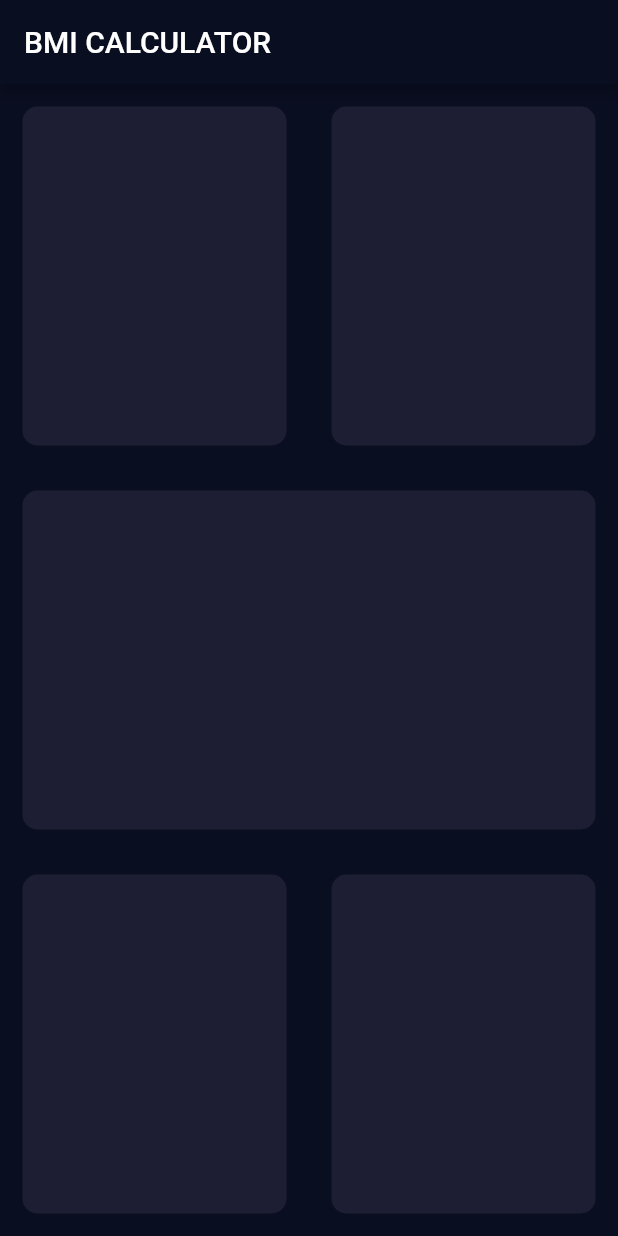
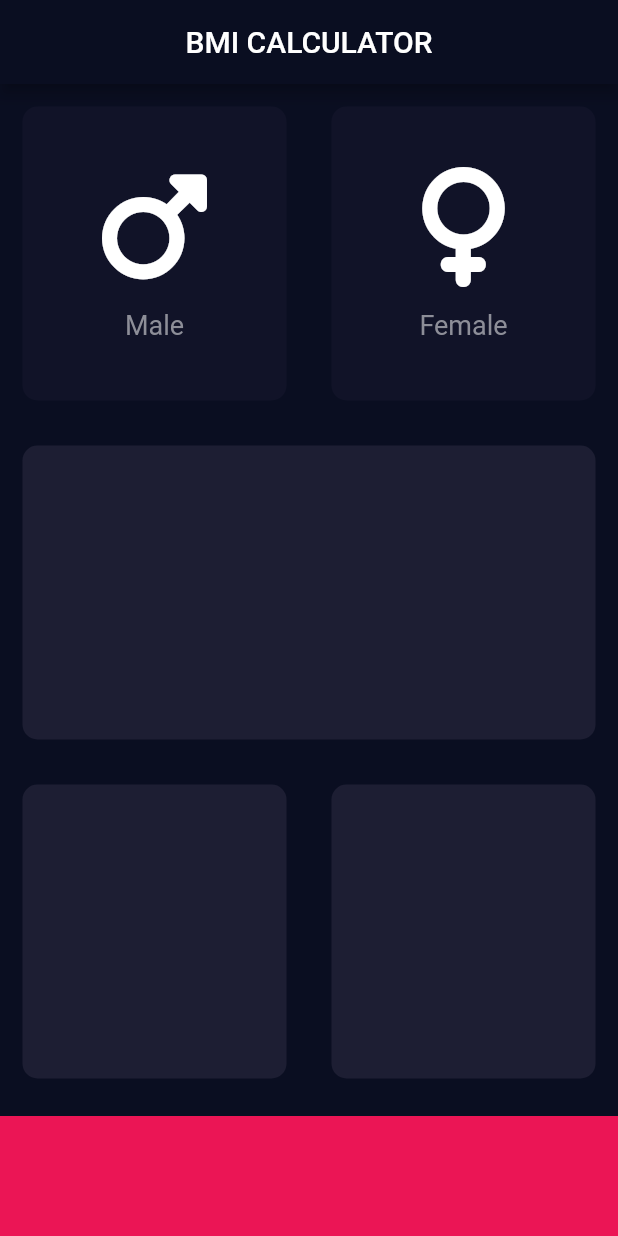
Before and after one commit to TheOldMan03/BMI-Calculator, a Flutter app: the screen it shows after launch, on a phone screen of 412 x 824 dp. Run offline on Flutter 3.47's test engine with Material 2 defaults, Android fonts, the phone set to English and light mode, and no system bars; our stand-ins replace font_awesome_flutter.

Commit message:
made changes

```diff
--- a/lib/input.dart
+++ b/lib/input.dart
@@ -1,4 +1,7 @@
 import 'package:flutter/material.dart';
+import 'package:font_awesome_flutter/font_awesome_flutter.dart';
+const activeColour=Color(0xFF1D1E33);
+const inactiveColour=Color(0xFF111328);
 
 class InputPage extends StatefulWidget {
   @override
@@ -6,11 +9,41 @@ class InputPage extends StatefulWidget {
 }
 
 class _InputPageState extends State<InputPage> {
+
+  Color maleColour=inactiveColour;
+  Color femaleColour=inactiveColour;
+
+  void changeColour(int gender) {
+    //gender=1 for male and gender=2 for female
+    if (gender == 1) {
+      femaleColour=inactiveColour;
+      if (maleColour == inactiveColour) {
+        maleColour = activeColour;
+      }
+
+      else {
+        maleColour = inactiveColour;
+      }
+    }
+
+    else if (gender==2){
+      maleColour=inactiveColour;
+      if(femaleColour==inactiveColour){
+        femaleColour=activeColour;
+      }
+      else{
+        femaleColour=inactiveColour;
+      }
+    }
+
+  }
+
   @override
   Widget build(BuildContext context) {
     return Scaffold(
         appBar: AppBar(
-          title: const Text('BMI CALCULATOR')
+          title: const Text('BMI CALCULATOR'),
+          centerTitle: true,
         ),
 
         body:Column(
@@ -18,46 +51,108 @@ class _InputPageState extends State<InputPage> {
               Expanded(
                 child: Row(
                     children:[
-                      Expanded(child: ReusableCard(colour:const Color(0xFF1D1E33))),
-                      Expanded(child: ReusableCard(colour:const Color(0xFF1D1E33))
-                      ]
+                      Expanded(
+                        child:
+                        GestureDetector(
+                          onTap:(){
+                            setState(() {
+                              changeColour(1);
+                            });
+                          },
+                          child: Container(
+                            margin:const EdgeInsets.all(15),
+                             decoration: BoxDecoration(
+                              borderRadius: BorderRadius.circular(10.0),
+                              color:maleColour
+                            ),
+
+                             child:Column(
+                              mainAxisAlignment: MainAxisAlignment.center,
+                              children: const [
+                                Icon(FontAwesomeIcons.mars,size: 80.0),
+                                SizedBox(height: 15.0),
+                                Text('Male',style: TextStyle(fontSize: 18.0,color: Color(0xFF8D8E98)))
+                              ],
+                            ),
+                          ),
+                        )
+                      ),
+
+                      Expanded(child:
+
+                        GestureDetector(
+                          onTap: (){
+                            setState(() {
+                              changeColour(2);
+                            });
+                          },
+
+                          child: Container(
+                            margin:const EdgeInsets.all(15),
+                            decoration: BoxDecoration(
+                              borderRadius: BorderRadius.circular(10.0),
+                              color:femaleColour
+                            ),
+
+                            child:Column(
+                            mainAxisAlignment: MainAxisAlignment.center,
+                            children: const [
+                              Icon(FontAwesomeIcons.venus,size: 80.0),
+                              SizedBox(height: 15.0),
+                              Text('Female',style: TextStyle(fontSize: 18.0,color: Color(0xFF8D8E98)))
+                            ]
+                            )
+                          ),
+                        )
+                      ),
+                    ]
                   ),
                 ),
 
-               Expanded(
-                child: ReusableCard(colour:const Color(0xFF1D1E33))
+             Expanded(
+                child:  Container(
+                  margin:const EdgeInsets.all(15),
+                  decoration: BoxDecoration(
+                    borderRadius: BorderRadius.circular(10.0),
+                    color:const Color(0xFF1D1E33)
+                ),
+                )
               ),
               Expanded(child: Row(
                   children:[
-                    Expanded(child: ReusableCard(colour:const Color(0xFF1D1E33))),
-                    Expanded(child: ReusableCard(colour:const Color(0xFF1D1E33)))
+                    Expanded(
+                      child:  Container(
+                        margin:const EdgeInsets.all(15),
+                        decoration: BoxDecoration(
+                          borderRadius: BorderRadius.circular(10.0),
+                          color:const Color(0xFF1D1E33)
+                        ),
+                      )
+                  ),
+
+                    Expanded(
+                      child:  Container(
+                        margin:const EdgeInsets.all(15),
+                        decoration: BoxDecoration(
+                        borderRadius: BorderRadius.circular(10.0),
+                        color:const Color(0xFF1D1E33)
+                        ),
+                      )
+                    ),
+
                   ]
+                ),
               ),
-              ),
+              Container(
+                color:const Color(0xFFEB1555),
+                margin:const EdgeInsets.only(top:10.0),
+                width:double.infinity,
+                height: 80.0,
+              )
             ]
-        )
-    );
+          )
+        );
+
+
   }
 }
-
-class ReusableCard extends StatelessWidget {
-  /*const ReusableCard({
-    Key? key,
-  }) : super(key: key); */ //here the key is used to keep track of any change that can happen during the screen
-
-  ReusableCard({required this.colour,this.cardChild});
-
-  final Color colour;
-  final Widget cardChild;
-
-  @override
-  Widget build(BuildContext context) {
-    return Container(
-        margin:const EdgeInsets.all(15),
-        decoration: BoxDecoration(
-            borderRadius: BorderRadius.circular(10.0),
-            color:const Color(0xFF1D1E33)
-        ),
-      );
-  }
-}
```
